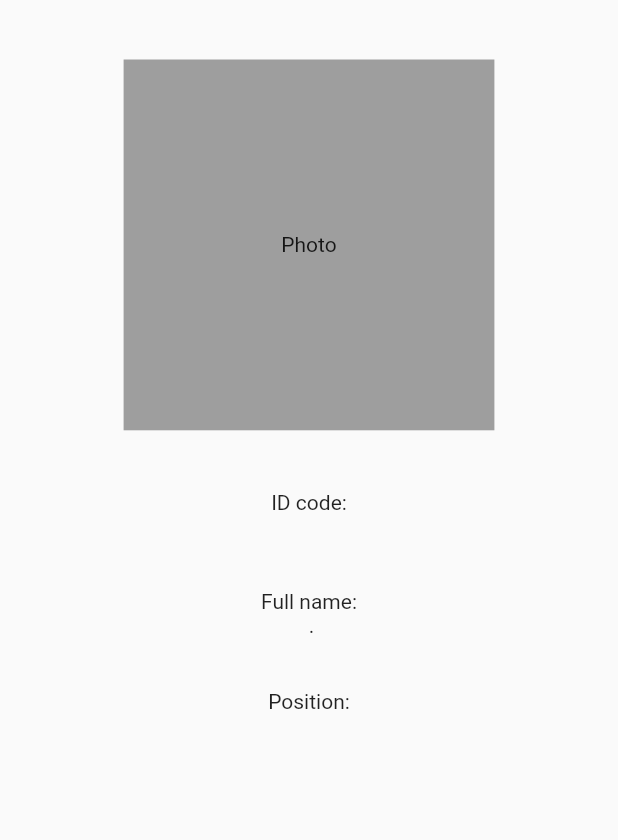
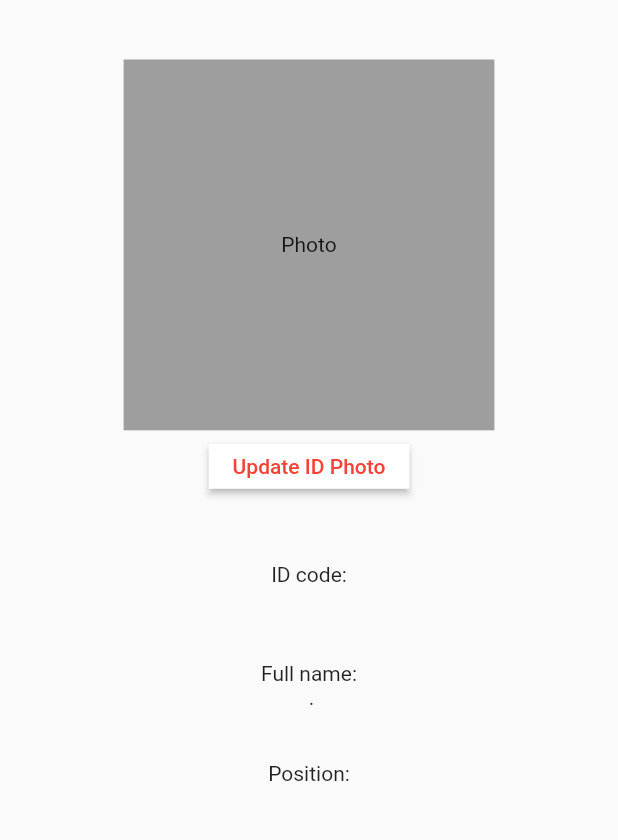
Before and after one commit to evguevarra/VirtualEmployeeID, a Flutter app: the EmployeePage widget shown alone on an empty page, opened directly, on a phone screen of 412 x 824 dp, the part 83-923 px from its top. Run offline on Flutter 3.47's test engine with Material 2 defaults, Android fonts, the phone set to English and light mode, and no system bars; our stand-ins replace awesome_notifications, cloud_firestore, firebase_auth, firebase_core, firebase_database, firebase_storage and 3 more; missing offline and left inert: qr_code_scanner; accounts and stored records are empty.

Commit message:
Added upload button

```diff
--- a/lib/views/attendance_page.dart
+++ b/lib/views/attendance_page.dart
@@ -1,4 +1,5 @@
 import 'package:flutter/material.dart';
+import 'package:virtual_emp/views/add_leave_form.dart';
 import 'package:virtual_emp/views/leave_page.dart';
 import 'package:virtual_emp/views/scanner_page.dart';
 
@@ -41,7 +42,7 @@ class AttendancePage extends StatelessWidget {
             child: ElevatedButton.icon(
               onPressed: () {
                  Navigator.of(context).push(
-                  MaterialPageRoute(builder: (context) => const LeaveAbsencePage()));
+                    MaterialPageRoute(builder: (context) => const AddLeaveForm()));
               },
               icon: const Icon(
                 Icons.border_color,
--- a/lib/views/emp_page.dart
+++ b/lib/views/emp_page.dart
@@ -1,6 +1,11 @@
+import 'dart:io';
+
 import 'package:cloud_firestore/cloud_firestore.dart';
 import 'package:firebase_auth/firebase_auth.dart';
+import 'package:firebase_storage/firebase_storage.dart';
 import 'package:flutter/material.dart';
+import 'package:image_picker/image_picker.dart';
+import 'package:permission_handler/permission_handler.dart';
 import 'package:virtual_emp/model/user_model.dart';
 
 class EmployeePage extends StatefulWidget {
@@ -13,6 +18,7 @@ class EmployeePage extends StatefulWidget {
 class _EmployeePageState extends State<EmployeePage> {
   User? user = FirebaseAuth.instance.currentUser;
   UserModel loggedInUser = UserModel();
+  String? imageUrl;
 
   @override
   void initState() {
@@ -53,7 +59,46 @@ class _EmployeePageState extends State<EmployeePage> {
         const SizedBox(
           height: 40,
         ),
-        buildEmptyPhoto(),
+        Column(
+          children: [
+            Row(
+              mainAxisAlignment: MainAxisAlignment.center,
+              children: [
+                Stack(
+                  children: [
+                    Container(
+                      color: Colors.grey,
+                      height: MediaQuery.of(context).size.height * .30,
+                      width: MediaQuery.of(context).size.height * .30,
+                    ),
+                    Positioned.fill(
+                      child: Align(
+                        alignment: Alignment.center,
+                        child: (imageUrl != null)
+                            ? Image.network(imageUrl!)
+                            : const Text('Photo'),
+                      ),
+                    ),
+                  ],
+                ),
+              ],
+            ),
+            ElevatedButton(
+              onPressed: () {
+                uploadImage();
+              },
+              child: const Text(
+                'Update ID Photo',
+                style: TextStyle(color: Colors.red),
+              ),
+              style: ElevatedButton.styleFrom(
+                primary: Colors.white,
+                shape: const RoundedRectangleBorder(),
+                minimumSize: Size(MediaQuery.of(context).size.width * 0.3, 30),
+              ),
+            ),
+          ],
+        ),
         const SizedBox(
           height: 40,
         ),
@@ -86,26 +131,43 @@ class _EmployeePageState extends State<EmployeePage> {
     );
   }
 
-  Widget buildEmptyPhoto() {
-    return Row(
-      mainAxisAlignment: MainAxisAlignment.center,
-      children: [
-        Stack(
-          children: [
-            Container(
-              color: Colors.grey,
-              height: MediaQuery.of(context).size.height * .30,
-              width: MediaQuery.of(context).size.height * .30,
-            ),
-            const Positioned.fill(
-              child: Align(
-                alignment: Alignment.center,
-                child: Text('Photo'),
-              ),
-            ),
-          ],
-        ),
-      ],
-    );
+  uploadImage() async {
+    CollectionReference users =
+                  FirebaseFirestore.instance.collection('users');
+    final _storage = FirebaseStorage.instance;
+    final _picker = ImagePicker();
+    PickedFile image;
+
+    await Permission.photos.request();
+
+    var permissionStatus = await Permission.photos.status;
+
+    if (permissionStatus.isGranted) {
+      XFile? image = await _picker.pickImage(source: ImageSource.gallery);
+      var file = File(image!.path);
+      String imageLink;
+      if (image != null) {
+        var snapshot = await _storage.ref().child('/${loggedInUser.uid}').putFile(file);
+        var downloadURL = await snapshot.ref.getDownloadURL();
+
+        users.doc(loggedInUser.uid).update({
+          "imageLink": downloadURL,
+        });
+
+        // users.doc(loggedInUser.uid).get().then((snapshot){
+        //   imageLink=snapshot.data["imageLink"];
+        // });
+
+        setState(() {
+          imageUrl = downloadURL;
+        });
+
+
+      } else {
+        print('No path received');
+      }
+    } else {
+      print('try again!');
+    }
   }
 }
--- a/pubspec.yaml
+++ b/pubspec.yaml
@@ -33,10 +33,14 @@ dependencies:
   firebase_auth: ^3.3.7
   firebase_core: ^1.12.0
   firebase_database: ^9.0.6
+  firebase_storage: ^10.2.9
   flutter:
     sdk: flutter
   fluttertoast: ^8.0.8
+  image_picker: ^0.8.4+11
   intl: ^0.17.0
+  permission_handler: ^9.2.0
+  provider: ^6.0.2
   qr_code_scanner: ^0.6.1
 
 dev_dependencies:
```
Also changed, not shown: lib/views/main_frame.dart (+4 -4 lines), lib/views/signin_card.dart (+12 -12 lines), pubspec.lock.
